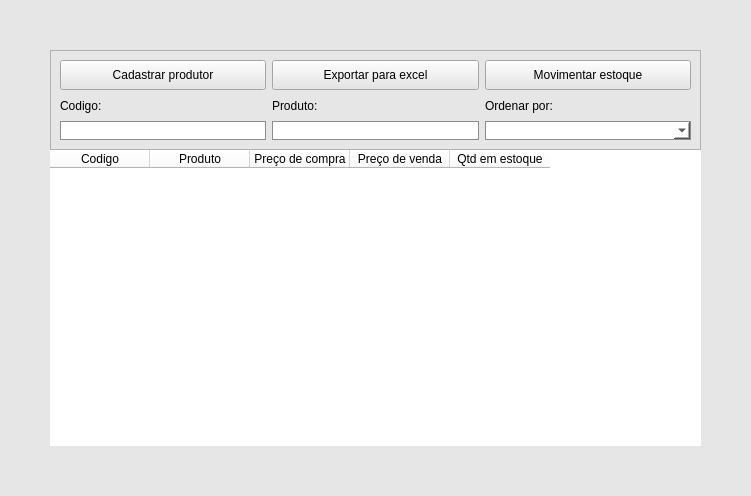
This is ui/estoque.ui in igorcrissaff/CashFlow as Qt 5 draws it before an edit. The edited form follows.
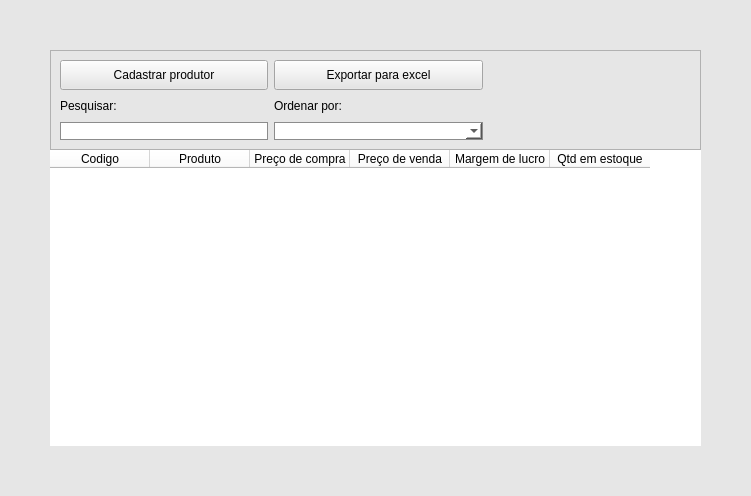
This is the edited form.

Diff of the .ui file:
```diff
--- a/ui/estoque.ui
+++ b/ui/estoque.ui
@@ -89,70 +89,36 @@
         </property>
        </widget>
       </item>
-      <item row="0" column="2">
-       <widget class="QPushButton" name="pushButton_3">
-        <property name="maximumSize">
-         <size>
-          <width>16777215</width>
-          <height>30</height>
-         </size>
-        </property>
-        <property name="text">
-         <string>Movimentar estoque</string>
-        </property>
-       </widget>
-      </item>
       <item row="1" column="0">
        <widget class="QLabel" name="label">
         <property name="text">
-         <string>Codigo:</string>
+         <string>Pesquisar:</string>
+        </property>
+       </widget>
+      </item>
+      <item row="2" column="0">
+       <widget class="QLineEdit" name="parametro">
+        <property name="maximumSize">
+         <size>
+          <width>16777215</width>
+          <height>30</height>
+         </size>
+        </property>
+        <property name="styleSheet">
+         <string notr="true">background-color: rgb(255, 255, 255);
+border: 1px solid #8c8c8c;</string>
         </property>
        </widget>
       </item>
       <item row="1" column="1">
-       <widget class="QLabel" name="label_2">
-        <property name="text">
-         <string>Produto:</string>
-        </property>
-       </widget>
-      </item>
-      <item row="1" column="2">
        <widget class="QLabel" name="label_3">
         <property name="text">
          <string>Ordenar por:</string>
         </property>
        </widget>
       </item>
-      <item row="2" column="0">
-       <widget class="QLineEdit" name="lineEdit">
-        <property name="maximumSize">
-         <size>
-          <width>16777215</width>
-          <height>30</height>
-         </size>
-        </property>
-        <property name="styleSheet">
-         <string notr="true">background-color: rgb(255, 255, 255);
-border: 1px solid #8c8c8c;</string>
-        </property>
-       </widget>
-      </item>
       <item row="2" column="1">
-       <widget class="QLineEdit" name="lineEdit_2">
-        <property name="maximumSize">
-         <size>
-          <width>16777215</width>
-          <height>30</height>
-         </size>
-        </property>
-        <property name="styleSheet">
-         <string notr="true">background-color: rgb(255, 255, 255);
-border: 1px solid #8c8c8c;</string>
-        </property>
-       </widget>
-      </item>
-      <item row="2" column="2">
-       <widget class="QComboBox" name="comboBox">
+       <widget class="QComboBox" name="ordem">
         <property name="sizePolicy">
          <sizepolicy hsizetype="Expanding" vsizetype="Fixed">
           <horstretch>0</horstretch>
@@ -169,6 +135,15 @@
          <string notr="true">background-color: rgb(255, 255, 255);
 border: 1px solid #8c8c8c;</string>
         </property>
+        <property name="editable">
+         <bool>false</bool>
+        </property>
+        <property name="currentText">
+         <string/>
+        </property>
+        <property name="frame">
+         <bool>true</bool>
+        </property>
         <item>
          <property name="text">
           <string/>
@@ -191,6 +166,19 @@
         </item>
        </widget>
       </item>
+      <item row="1" column="2">
+       <spacer name="horizontalSpacer">
+        <property name="orientation">
+         <enum>Qt::Horizontal</enum>
+        </property>
+        <property name="sizeHint" stdset="0">
+         <size>
+          <width>40</width>
+          <height>20</height>
+         </size>
+        </property>
+       </spacer>
+      </item>
      </layout>
     </widget>
    </item>
@@ -203,6 +191,12 @@
      <property name="editTriggers">
       <set>QAbstractItemView::NoEditTriggers</set>
      </property>
+     <property name="alternatingRowColors">
+      <bool>true</bool>
+     </property>
+     <property name="selectionBehavior">
+      <enum>QAbstractItemView::SelectRows</enum>
+     </property>
      <attribute name="verticalHeaderVisible">
       <bool>false</bool>
      </attribute>
@@ -226,6 +220,11 @@
        <string>Preço de venda</string>
       </property>
      </column>
+     <column>
+      <property name="text">
+       <string>Margem de lucro</string>
+      </property>
+     </column>
      <column>
       <property name="text">
        <string>Qtd em estoque</string>
```
Left out of the diff: 11 changed lines with no effect on the pictures.
